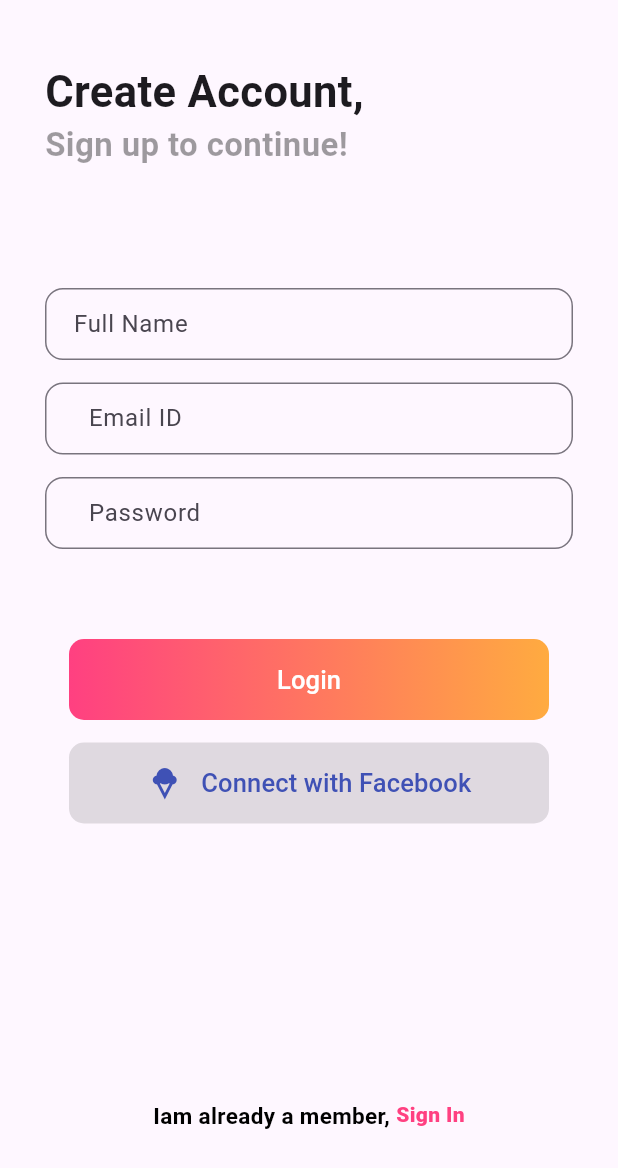
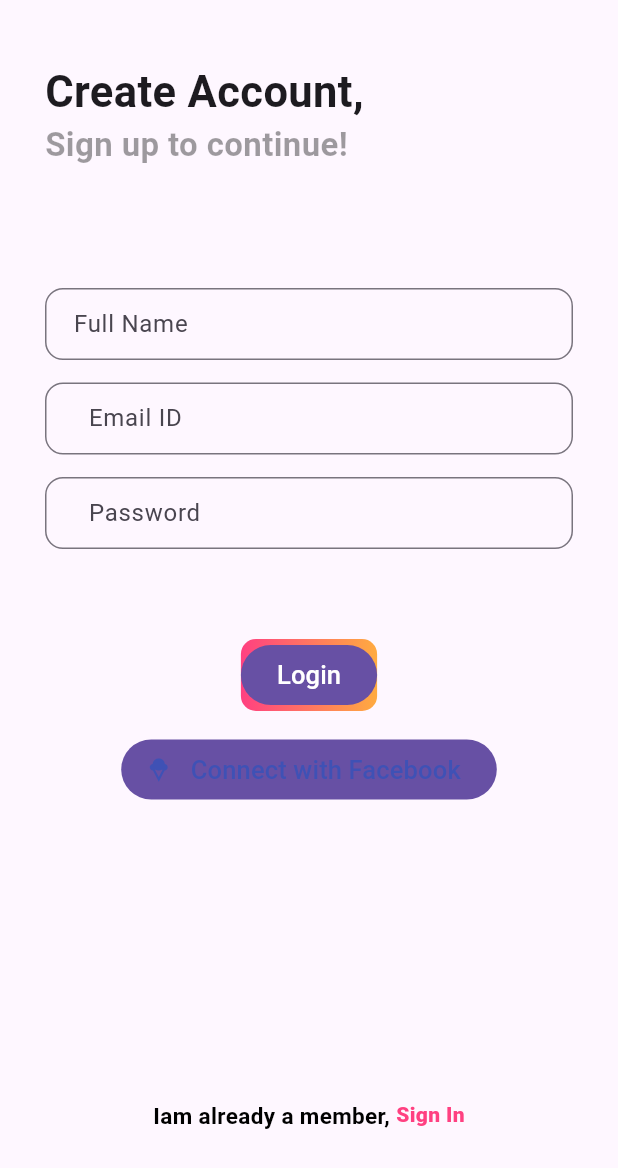
Before and after one commit to balajimalathi/flutter_app, a Flutter app: the LoginPage screen opened directly, on a phone screen of 412 x 824 dp. Shown: the top 1168 px of the screen. Run offline on Flutter 3.47's test engine with Material 3 defaults, Android fonts, the phone set to English and light mode, and no system bars; Roboto replaces fonts that are missing (ProximaNova).

Commit message:
FlatButton to FilledButton | Null check handling

```diff
--- a/lib/main1.dart
+++ b/lib/main1.dart
@@ -94,7 +94,7 @@ class _LoginPageState extends State<LoginPage>{
                       //fillColor: Colors.green
                     ),
                     validator: (val) {
-                      if (val.length == 0) {
+                      if (val?.length == 0) {
                         return "Name cannot be empty";
                       } else {
                         return null;
@@ -125,7 +125,7 @@ class _LoginPageState extends State<LoginPage>{
                       //fillColor: Colors.green
                     ),
                     validator: (val) {
-                      if (val.length == 0) {
+                      if (val?.length == 0) {
                         return "Email ID cannot be empty";
                       } else {
                         return null;
@@ -156,7 +156,7 @@ class _LoginPageState extends State<LoginPage>{
                       //fillColor: Colors.green
                     ),
                     validator: (val) {
-                      if (val.length == 0) {
+                      if (val?.length == 0) {
                         return "Password cannot be empty";
                       } else {
                         return null;
@@ -178,16 +178,7 @@ class _LoginPageState extends State<LoginPage>{
                       end: FractionalOffset.centerRight,
                     ),
                   ),
-                  child: FlatButton(
-                    /*color: Colors.pinkAccent,*/
-                    textColor: Colors.white,
-                    disabledColor: Colors.grey,
-                    disabledTextColor: Colors.black,
-                    padding: EdgeInsets.all(15.0),
-                    splashColor: Colors.blueAccent,
-                    minWidth: 320,
-                    shape: new RoundedRectangleBorder(
-                        borderRadius: new BorderRadius.circular(10.0)),
+                  child: FilledButton(
                     onPressed: () {
                       /*...*/
                     },
@@ -202,17 +193,8 @@ class _LoginPageState extends State<LoginPage>{
 
                 ),
 
-                FlatButton.icon(
+                FilledButton.icon(
                   icon:Icon(Icons.icecream,color: Colors.indigo),
-                  color: Colors.black12,
-                  textColor: Colors.blue,
-                  disabledColor: Colors.grey,
-                  disabledTextColor: Colors.black,
-                  padding: EdgeInsets.all(15.0),
-                  splashColor: Colors.blueAccent,
-                  minWidth: 320,
-                  shape: new RoundedRectangleBorder(
-                      borderRadius: new BorderRadius.circular(10.0)),
                   onPressed: () {},
                   label: Text(
                     " Connect with Facebook",
```
